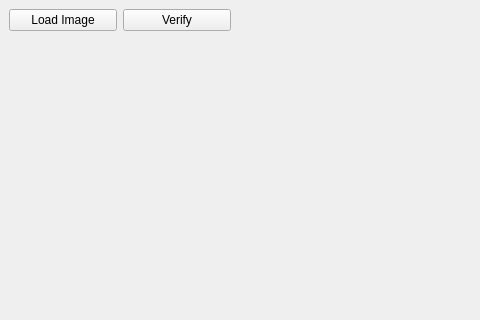
The window that Decryptor/src/window/mainwindow/MainWindow.ui (kelvinchin12070811/ADSI) describes before a commit, drawn with Qt 5; both pictures show x 0 to 480 and y 0 to 320 of the 921 by 506 pixel window.
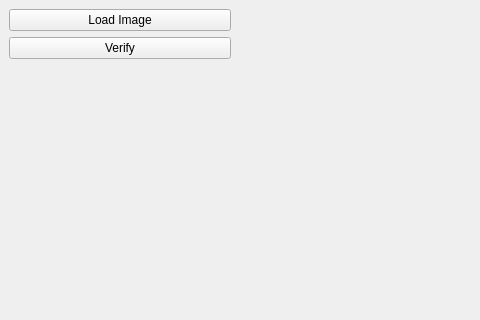
The same window after the commit. Custom widgets are drawn as their Qt base class.

Patch:
```diff
--- a/Decryptor/src/window/mainwindow/MainWindow.ui
+++ b/Decryptor/src/window/mainwindow/MainWindow.ui
@@ -81,9 +81,7 @@
        <property name="frameShadow">
         <enum>QFrame::Raised</enum>
        </property>
-       <layout class="QVBoxLayout" name="verticalLayout_5">
-        <item>
-         <layout class="QHBoxLayout" name="horizontalLayout_2">
+       <layout class="QVBoxLayout" name="verticalLayout_3">
           <item>
            <widget class="QPushButton" name="btnImageLoad">
             <property name="text">
@@ -98,8 +96,6 @@
             </property>
            </widget>
           </item>
-         </layout>
-        </item>
         <item>
          <spacer name="verticalSpacer">
           <property name="orientation">
```
Left out of the diff: 15 changed lines with no effect on the pictures. Lines whose indentation alone changed are shown as unchanged.
